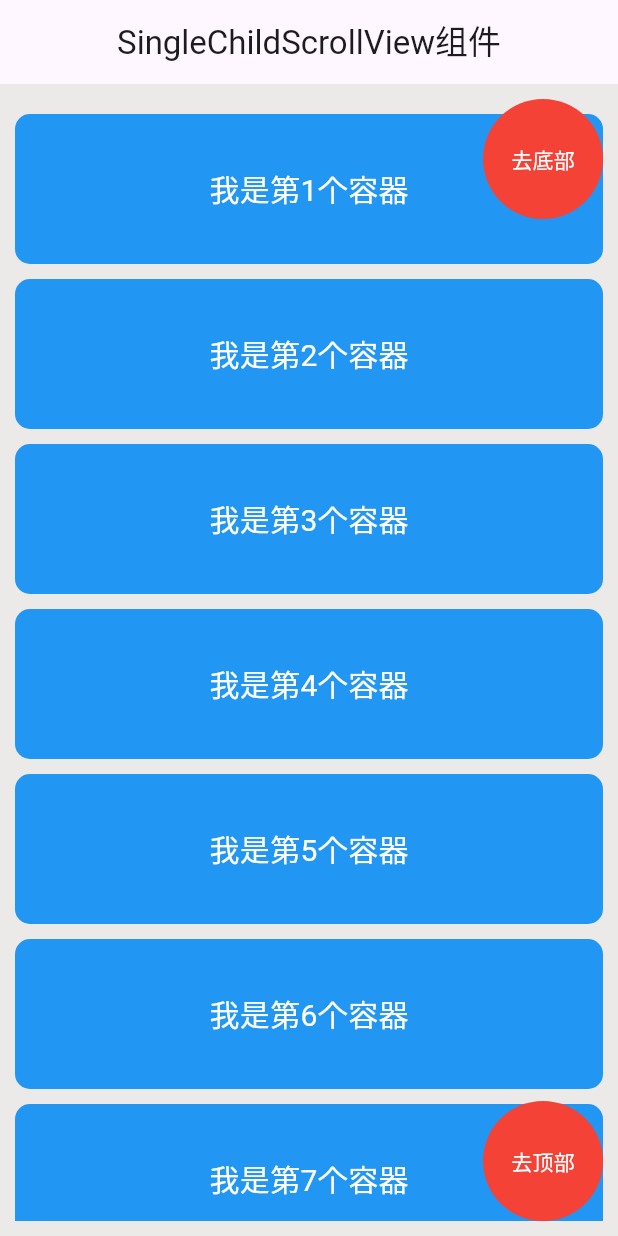
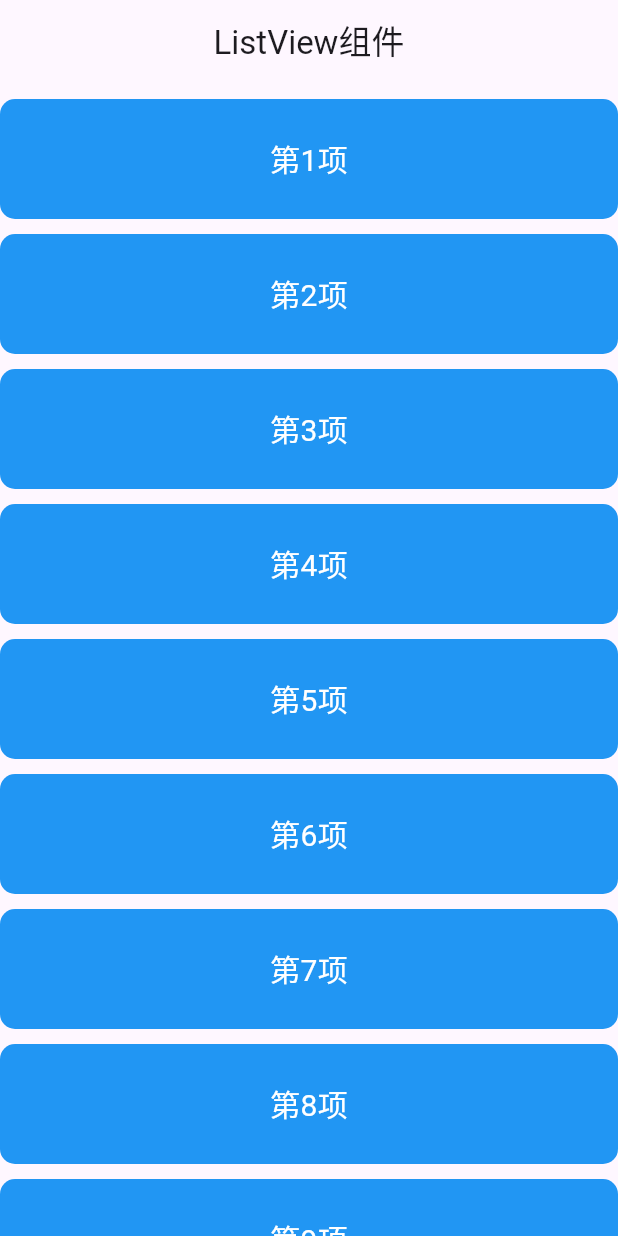
Before and after one commit to neucoder/helloworld, a Flutter app: the screen it shows after launch, on a phone screen of 412 x 824 dp. Run offline on Flutter 3.47's test engine with Material 3 defaults, Android fonts, the phone set to English and light mode, and no system bars.

Commit message:
ListView直接构建

```diff
--- a/lib/main.dart
+++ b/lib/main.dart
@@ -39,85 +39,25 @@ class _MainPageState extends State<MainPage> {
   Widget build(BuildContext context) {
     return MaterialApp(
       home: Scaffold(
-        appBar: AppBar(title: Center(child: Text('SingleChildScrollView组件'))),
-        body: Stack(
-          children: [
-            Container(
-              color: const Color.fromARGB(255, 236, 233, 233),
-              padding: EdgeInsets.all(10),
-              child: SingleChildScrollView(
-                controller: _scrollController,
-                child: Column(
-                  children: List.generate(50, (index) {
+        appBar: AppBar(title: Center(child: Text('ListView组件'))),
+        body: ListView(
+          children: List.generate(100, (index) {
             return Container(
+              margin: EdgeInsets.only(top: 10),
+              height: 80,
               alignment: Alignment.center,
-                      margin: EdgeInsets.only(top: 10),
-                      width: double.infinity,
-                      height: 100,
               decoration: BoxDecoration(
                 color: Colors.blue,
                 borderRadius: BorderRadius.circular(10),
               ),
               child: Text(
-                        "我是第${index + 1}个容器",
+                "第${index + 1}项",
                 style: TextStyle(fontSize: 20, color: Colors.white),
               ),
             );
           }),
         ),
       ),
-            ),
-            Positioned(
-              top: 10,
-              right: 10,
-              child: GestureDetector(
-                onTap: () {
-                  _scrollController.animateTo(
-                    _scrollController.position.maxScrollExtent,
-                    duration: Duration(milliseconds: 300),
-                    curve: Curves.ease,
-                  );
-                },
-                child: Container(
-                  decoration: BoxDecoration(
-                    color: Colors.red,
-                    borderRadius: BorderRadius.circular(40),
-                  ),
-                  width: 80,
-                  height: 80,
-                  alignment: Alignment.center,
-
-                  child: Text("去底部", style: TextStyle(color: Colors.white)),
-                ),
-              ),
-            ),
-            Positioned(
-              bottom: 10,
-              right: 10,
-              child: GestureDetector(
-                onTap: () {
-                  _scrollController.animateTo(
-                    _scrollController.position.minScrollExtent,
-                    duration: Duration(milliseconds: 300),
-                    curve: Curves.ease,
-                  );
-                },
-                child: Container(
-                  decoration: BoxDecoration(
-                    color: Colors.red,
-                    borderRadius: BorderRadius.circular(40),
-                  ),
-                  width: 80,
-                  height: 80,
-                  alignment: Alignment.center,
-
-                  child: Text("去顶部", style: TextStyle(color: Colors.white)),
-                ),
-              ),
-            ),
-          ],
-        ),
-      ),
     );
   }
 }
```
Lines whose indentation alone changed are shown as unchanged.
